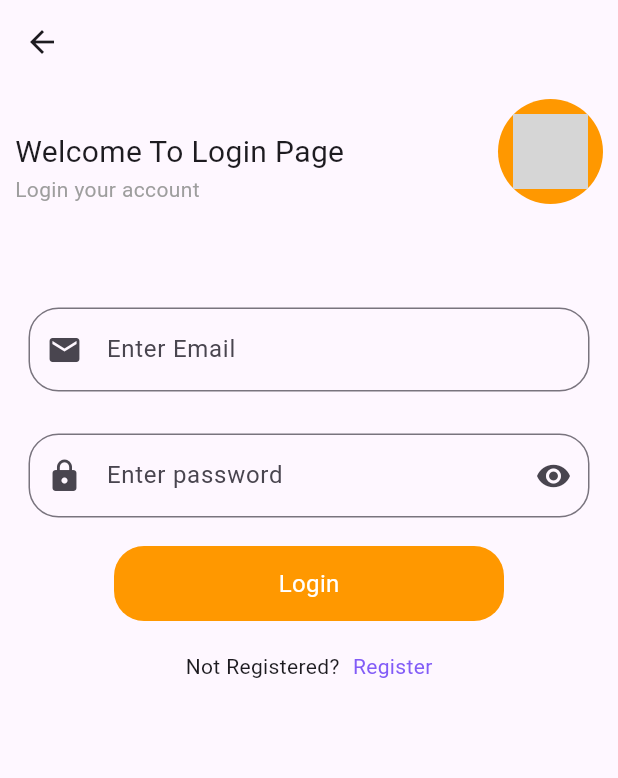
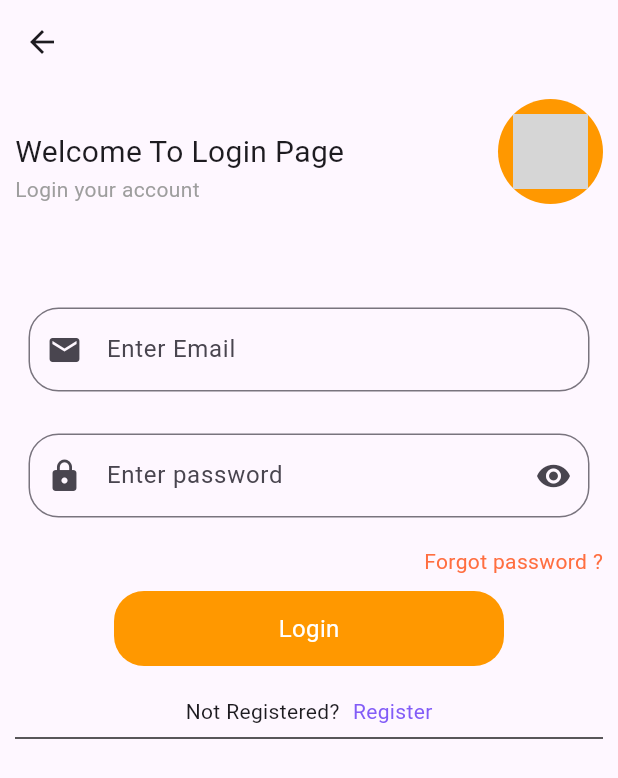
Before and after one commit to mdmehedidesktop-dotcom/login-screen, a Flutter app: the screen it shows after launch, on a phone screen of 412 x 824 dp. Shown: the top 778 px of the screen. Run offline on Flutter 3.47's test engine with Material 3 defaults, Android fonts, the phone set to English and light mode, and no system bars; network calls fail; grey boxes are pictures that could not be loaded.

Commit message:
Updadte project

```diff
--- a/lib/Login_Screen.dart
+++ b/lib/Login_Screen.dart
@@ -45,6 +45,13 @@ class _LoginScreenState extends State<LoginScreen> {
             SizedBox(height: 10,),
             MyTextField(email: TextEditingController(), hint: "Enter password", mLine: 1, icon: Icons.lock, suffixIcon: Icons.remove_red_eye),
             SizedBox(height: 10,),
+            Row(
+              mainAxisAlignment: MainAxisAlignment.end,
+              children: [
+                Text("Forgot password ?",style: TextStyle(color: Colors.deepOrangeAccent),)
+              ],
+            ),
+            SizedBox(height: 10,),
             Center(
               child: InkWell(
                 focusColor: Colors.grey,
@@ -73,6 +80,7 @@ class _LoginScreenState extends State<LoginScreen> {
                       child: Text("Register",style: TextStyle(color: Color(0XFF825CF7)),))
                 ],
               ),
+            Divider(color: Colors.black87,),
 
           ],
         ),
```
